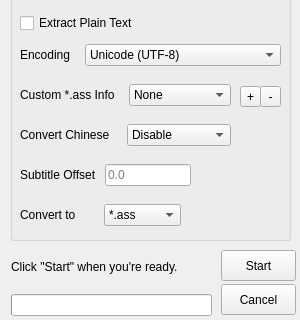
The window that src/ui/transub.ui (Gatorix/Final-Project) describes before a commit, drawn with Qt 5; both pictures show x 0 to 300 and y 150 to 470 of the 300 by 470 pixel window.
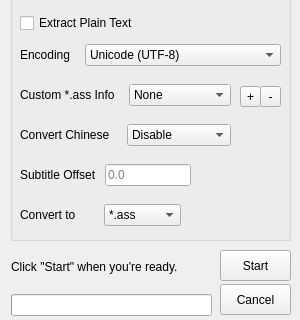
The same window after the commit.

Commit message: adj main ui

What changed in the file:
```diff
--- a/src/ui/transub.ui
+++ b/src/ui/transub.ui
@@ -306,9 +306,9 @@
   <widget class="QPushButton" name="button_start">
    <property name="geometry">
     <rect>
-     <x>221</x>
+     <x>220</x>
      <y>400</y>
-     <width>75</width>
+     <width>71</width>
      <height>31</height>
     </rect>
    </property>
@@ -354,9 +354,9 @@
   <widget class="QPushButton" name="button_cancel">
    <property name="geometry">
     <rect>
-     <x>221</x>
+     <x>220</x>
      <y>434</y>
-     <width>75</width>
+     <width>71</width>
      <height>31</height>
     </rect>
    </property>
```
The commit also changes 1 other file.
